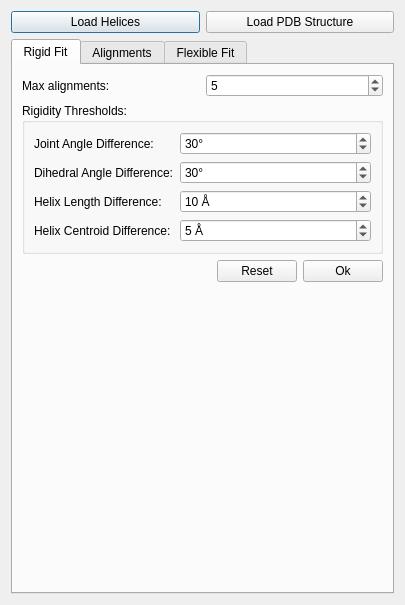
Old version of the form Gorgon/src_ui/ui_dialog_calpha_flexible_fitting.ui in the repository GorgonCryoEM/Gorgon.
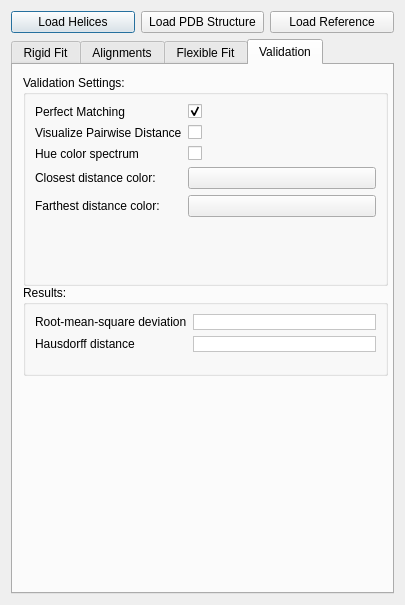
New version of the form. Custom widgets are drawn as their Qt base class.

What changed in the file:
```diff
--- a/Gorgon/src_ui/ui_dialog_calpha_flexible_fitting.ui
+++ b/Gorgon/src_ui/ui_dialog_calpha_flexible_fitting.ui
@@ -48,12 +48,22 @@
        </property>
       </widget>
      </item>
+     <item>
+      <widget class="QPushButton" name="pushButtonLoadReference">
+       <property name="toolTip">
+        <string>Load reference into Gorgon</string>
+       </property>
+       <property name="text">
+        <string>Load Reference</string>
+       </property>
+      </widget>
+     </item>
     </layout>
    </item>
    <item>
     <widget class="QTabWidget" name="tabWidget">
      <property name="currentIndex">
-      <number>0</number>
+      <number>3</number>
      </property>
      <widget class="QWidget" name="tabRigid">
       <attribute name="title">
@@ -620,10 +630,193 @@
        </item>
       </layout>
      </widget>
+     <widget class="QWidget" name="tabValidation">
+      <attribute name="title">
+       <string>Validation</string>
+      </attribute>
+      <widget class="QGroupBox" name="groupBoxValidationSettings">
+       <property name="geometry">
+        <rect>
+         <x>10</x>
+         <y>10</y>
+         <width>365</width>
+         <height>211</height>
+        </rect>
+       </property>
+       <property name="title">
+        <string>Validation Settings:</string>
+       </property>
+       <layout class="QVBoxLayout" name="verticalLayout_8">
+        <item>
+         <layout class="QFormLayout" name="validationSettings">
+          <property name="fieldGrowthPolicy">
+           <enum>QFormLayout::AllNonFixedFieldsGrow</enum>
+          </property>
+          <item row="0" column="0">
+           <widget class="QLabel" name="usePerfectMatchingLabel">
+            <property name="text">
+             <string>Perfect Matching</string>
+            </property>
+           </widget>
+          </item>
+          <item row="0" column="1">
+           <widget class="QCheckBox" name="usePerfectMatchingCheckbox">
+            <property name="checked">
+             <bool>true</bool>
+            </property>
+            <property name="tristate">
+             <bool>false</bool>
+            </property>
+           </widget>
+          </item>
+          <item row="2" column="0">
+           <widget class="QLabel" name="visualizePairwiseDistanceLabel">
+            <property name="text">
+             <string>Visualize Pairwise Distance</string>
+            </property>
+           </widget>
+          </item>
+          <item row="2" column="1">
+           <widget class="QCheckBox" name="visualizePairwiseDistanceCheckbox">
+            <property name="text">
+             <string/>
+            </property>
+           </widget>
+          </item>
+          <item row="5" column="0">
+           <widget class="QLabel" name="farthestDistColorLabel">
+            <property name="text">
+             <string>Farthest distance color:</string>
+            </property>
+           </widget>
+          </item>
+          <item row="4" column="1">
+           <widget class="ColoredPushButton" name="pushButtonClosestColor">
+            <property name="sizePolicy">
+             <sizepolicy hsizetype="Minimum" vsizetype="Minimum">
+              <horstretch>0</horstretch>
+              <verstretch>0</verstretch>
+             </sizepolicy>
+            </property>
+            <property name="text">
+             <string/>
+            </property>
+           </widget>
+          </item>
+          <item row="5" column="1">
+           <widget class="ColoredPushButton" name="pushButtonFarthestColor">
+            <property name="sizePolicy">
+             <sizepolicy hsizetype="Minimum" vsizetype="Minimum">
+              <horstretch>0</horstretch>
+              <verstretch>0</verstretch>
+             </sizepolicy>
+            </property>
+            <property name="text">
+             <string/>
+            </property>
+           </widget>
+          </item>
+          <item row="4" column="0">
+           <widget class="QLabel" name="closestDistColorLabel">
+            <property name="text">
+             <string>Closest distance color:</string>
+            </property>
+           </widget>
+          </item>
+          <item row="3" column="0">
+           <widget class="QLabel" name="useHueColors">
+            <property name="text">
+             <string>Hue color spectrum</string>
+            </property>
+           </widget>
+          </item>
+          <item row="3" column="1">
+           <widget class="QCheckBox" name="useHueColorsCheckbox">
+            <property name="text">
+             <string/>
+            </property>
+           </widget>
+          </item>
+         </layout>
+        </item>
+       </layout>
+      </widget>
+      <widget class="QGroupBox" name="groupBoxResults">
+       <property name="geometry">
+        <rect>
+         <x>10</x>
+         <y>220</y>
+         <width>365</width>
+         <height>91</height>
+        </rect>
+       </property>
+       <property name="title">
+        <string>Results:</string>
+       </property>
+       <layout class="QVBoxLayout" name="verticalLayout_9">
+        <item>
+         <layout class="QFormLayout" name="results">
+          <property name="fieldGrowthPolicy">
+           <enum>QFormLayout::AllNonFixedFieldsGrow</enum>
+          </property>
+          <item row="0" column="0">
+           <widget class="QLabel" name="showRMSDLabel">
+            <property name="text">
+             <string>Root-mean-square deviation</string>
+            </property>
+           </widget>
+          </item>
+          <item row="1" column="0">
+           <widget class="QLabel" name="showHausdorffLabel">
+            <property name="text">
+             <string>Hausdorff distance</string>
+            </property>
+           </widget>
+          </item>
+          <item row="0" column="1">
+           <widget class="QLabel" name="showRMSDNum">
+            <property name="styleSheet">
+             <string notr="true">background-color: rgb(255, 255, 255);
+font: 75 10pt &quot;Ubuntu&quot;;</string>
+            </property>
+            <property name="frameShape">
+             <enum>QFrame::StyledPanel</enum>
+            </property>
+            <property name="text">
+             <string/>
+            </property>
+           </widget>
+          </item>
+          <item row="1" column="1">
+           <widget class="QLabel" name="showHasudorffNum">
+            <property name="styleSheet">
+             <string notr="true">background-color: rgb(255, 255, 255);
+font: 75 10pt &quot;Ubuntu&quot;;</string>
+            </property>
+            <property name="frameShape">
+             <enum>QFrame::StyledPanel</enum>
+            </property>
+            <property name="text">
+             <string/>
+            </property>
+           </widget>
+          </item>
+         </layout>
+        </item>
+       </layout>
+      </widget>
+     </widget>
     </widget>
    </item>
   </layout>
  </widget>
+ <customwidgets>
+  <customwidget>
+   <class>ColoredPushButton</class>
+   <extends>QPushButton</extends>
+   <header>colored_push_button.h</header>
+  </customwidget>
+ </customwidgets>
  <tabstops>
   <tabstop>pushButtonLoadHelices</tabstop>
   <tabstop>pushButtonLoadCAlpha</tabstop>
```
